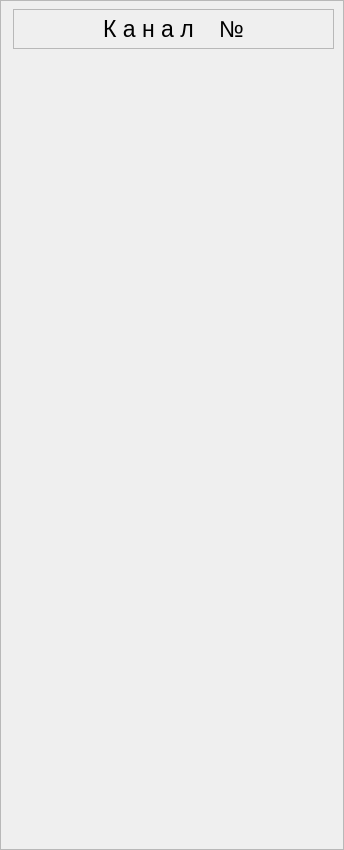
The window that ui/StateChanFrame.ui (nick9bkru/MIRPC_VTO) describes before a commit, drawn with Qt 5.
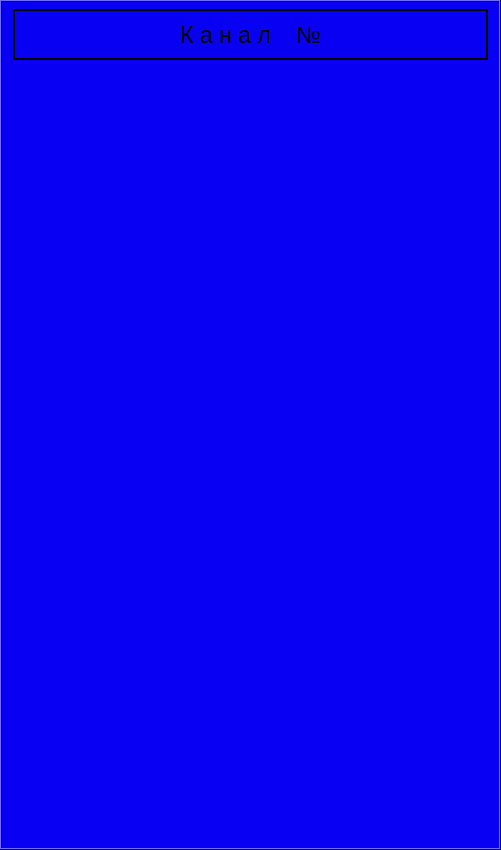
The same window after the commit.

```diff
--- a/ui/StateChanFrame.ui
+++ b/ui/StateChanFrame.ui
@@ -6,10 +6,425 @@
    <rect>
     <x>0</x>
     <y>0</y>
-    <width>344</width>
+    <width>501</width>
     <height>850</height>
    </rect>
   </property>
+  <property name="palette">
+   <palette>
+    <active>
+     <colorrole role="WindowText">
+      <brush brushstyle="SolidPattern">
+       <color alpha="255">
+        <red>0</red>
+        <green>0</green>
+        <blue>0</blue>
+       </color>
+      </brush>
+     </colorrole>
+     <colorrole role="Button">
+      <brush brushstyle="SolidPattern">
+       <color alpha="255">
+        <red>8</red>
+        <green>0</green>
+        <blue>242</blue>
+       </color>
+      </brush>
+     </colorrole>
+     <colorrole role="Light">
+      <brush brushstyle="SolidPattern">
+       <color alpha="255">
+        <red>113</red>
+        <green>108</green>
+        <blue>255</blue>
+       </color>
+      </brush>
+     </colorrole>
+     <colorrole role="Midlight">
+      <brush brushstyle="SolidPattern">
+       <color alpha="255">
+        <red>60</red>
+        <green>54</green>
+        <blue>248</blue>
+       </color>
+      </brush>
+     </colorrole>
+     <colorrole role="Dark">
+      <brush brushstyle="SolidPattern">
+       <color alpha="255">
+        <red>4</red>
+        <green>0</green>
+        <blue>121</blue>
+       </color>
+      </brush>
+     </colorrole>
+     <colorrole role="Mid">
+      <brush brushstyle="SolidPattern">
+       <color alpha="255">
+        <red>5</red>
+        <green>0</green>
+        <blue>161</blue>
+       </color>
+      </brush>
+     </colorrole>
+     <colorrole role="Text">
+      <brush brushstyle="SolidPattern">
+       <color alpha="255">
+        <red>0</red>
+        <green>0</green>
+        <blue>0</blue>
+       </color>
+      </brush>
+     </colorrole>
+     <colorrole role="BrightText">
+      <brush brushstyle="SolidPattern">
+       <color alpha="255">
+        <red>255</red>
+        <green>255</green>
+        <blue>255</blue>
+       </color>
+      </brush>
+     </colorrole>
+     <colorrole role="ButtonText">
+      <brush brushstyle="SolidPattern">
+       <color alpha="255">
+        <red>0</red>
+        <green>0</green>
+        <blue>0</blue>
+       </color>
+      </brush>
+     </colorrole>
+     <colorrole role="Base">
+      <brush brushstyle="SolidPattern">
+       <color alpha="255">
+        <red>255</red>
+        <green>255</green>
+        <blue>255</blue>
+       </color>
+      </brush>
+     </colorrole>
+     <colorrole role="Window">
+      <brush brushstyle="SolidPattern">
+       <color alpha="255">
+        <red>8</red>
+        <green>0</green>
+        <blue>242</blue>
+       </color>
+      </brush>
+     </colorrole>
+     <colorrole role="Shadow">
+      <brush brushstyle="SolidPattern">
+       <color alpha="255">
+        <red>0</red>
+        <green>0</green>
+        <blue>0</blue>
+       </color>
+      </brush>
+     </colorrole>
+     <colorrole role="AlternateBase">
+      <brush brushstyle="SolidPattern">
+       <color alpha="255">
+        <red>131</red>
+        <green>127</green>
+        <blue>248</blue>
+       </color>
+      </brush>
+     </colorrole>
+     <colorrole role="ToolTipBase">
+      <brush brushstyle="SolidPattern">
+       <color alpha="255">
+        <red>255</red>
+        <green>255</green>
+        <blue>220</blue>
+       </color>
+      </brush>
+     </colorrole>
+     <colorrole role="ToolTipText">
+      <brush brushstyle="SolidPattern">
+       <color alpha="255">
+        <red>0</red>
+        <green>0</green>
+        <blue>0</blue>
+       </color>
+      </brush>
+     </colorrole>
+    </active>
+    <inactive>
+     <colorrole role="WindowText">
+      <brush brushstyle="SolidPattern">
+       <color alpha="255">
+        <red>0</red>
+        <green>0</green>
+        <blue>0</blue>
+       </color>
+      </brush>
+     </colorrole>
+     <colorrole role="Button">
+      <brush brushstyle="SolidPattern">
+       <color alpha="255">
+        <red>8</red>
+        <green>0</green>
+        <blue>242</blue>
+       </color>
+      </brush>
+     </colorrole>
+     <colorrole role="Light">
+      <brush brushstyle="SolidPattern">
+       <color alpha="255">
+        <red>113</red>
+        <green>108</green>
+        <blue>255</blue>
+       </color>
+      </brush>
+     </colorrole>
+     <colorrole role="Midlight">
+      <brush brushstyle="SolidPattern">
+       <color alpha="255">
+        <red>60</red>
+        <green>54</green>
+        <blue>248</blue>
+       </color>
+      </brush>
+     </colorrole>
+     <colorrole role="Dark">
+      <brush brushstyle="SolidPattern">
+       <color alpha="255">
+        <red>4</red>
+        <green>0</green>
+        <blue>121</blue>
+       </color>
+      </brush>
+     </colorrole>
+     <colorrole role="Mid">
+      <brush brushstyle="SolidPattern">
+       <color alpha="255">
+        <red>5</red>
+        <green>0</green>
+        <blue>161</blue>
+       </color>
+      </brush>
+     </colorrole>
+     <colorrole role="Text">
+      <brush brushstyle="SolidPattern">
+       <color alpha="255">
+        <red>0</red>
+        <green>0</green>
+        <blue>0</blue>
+       </color>
+      </brush>
+     </colorrole>
+     <colorrole role="BrightText">
+      <brush brushstyle="SolidPattern">
+       <color alpha="255">
+        <red>255</red>
+        <green>255</green>
+        <blue>255</blue>
+       </color>
+      </brush>
+     </colorrole>
+     <colorrole role="ButtonText">
+      <brush brushstyle="SolidPattern">
+       <color alpha="255">
+        <red>0</red>
+        <green>0</green>
+        <blue>0</blue>
+       </color>
+      </brush>
+     </colorrole>
+     <colorrole role="Base">
+      <brush brushstyle="SolidPattern">
+       <color alpha="255">
+        <red>255</red>
+        <green>255</green>
+        <blue>255</blue>
+       </color>
+      </brush>
+     </colorrole>
+     <colorrole role="Window">
+      <brush brushstyle="SolidPattern">
+       <color alpha="255">
+        <red>8</red>
+        <green>0</green>
+        <blue>242</blue>
+       </color>
+      </brush>
+     </colorrole>
+     <colorrole role="Shadow">
+      <brush brushstyle="SolidPattern">
+       <color alpha="255">
+        <red>0</red>
+        <green>0</green>
+        <blue>0</blue>
+       </color>
+      </brush>
+     </colorrole>
+     <colorrole role="AlternateBase">
+      <brush brushstyle="SolidPattern">
+       <color alpha="255">
+        <red>131</red>
+        <green>127</green>
+        <blue>248</blue>
+       </color>
+      </brush>
+     </colorrole>
+     <colorrole role="ToolTipBase">
+      <brush brushstyle="SolidPattern">
+       <color alpha="255">
+        <red>255</red>
+        <green>255</green>
+        <blue>220</blue>
+       </color>
+      </brush>
+     </colorrole>
+     <colorrole role="ToolTipText">
+      <brush brushstyle="SolidPattern">
+       <color alpha="255">
+        <red>0</red>
+        <green>0</green>
+        <blue>0</blue>
+       </color>
+      </brush>
+     </colorrole>
+    </inactive>
+    <disabled>
+     <colorrole role="WindowText">
+      <brush brushstyle="SolidPattern">
+       <color alpha="255">
+        <red>4</red>
+        <green>0</green>
+        <blue>121</blue>
+       </color>
+      </brush>
+     </colorrole>
+     <colorrole role="Button">
+      <brush brushstyle="SolidPattern">
+       <color alpha="255">
+        <red>8</red>
+        <green>0</green>
+        <blue>242</blue>
+       </color>
+      </brush>
+     </colorrole>
+     <colorrole role="Light">
+      <brush brushstyle="SolidPattern">
+       <color alpha="255">
+        <red>113</red>
+        <green>108</green>
+        <blue>255</blue>
+       </color>
+      </brush>
+     </colorrole>
+     <colorrole role="Midlight">
+      <brush brushstyle="SolidPattern">
+       <color alpha="255">
+        <red>60</red>
+        <green>54</green>
+        <blue>248</blue>
+       </color>
+      </brush>
+     </colorrole>
+     <colorrole role="Dark">
+      <brush brushstyle="SolidPattern">
+       <color alpha="255">
+        <red>4</red>
+        <green>0</green>
+        <blue>121</blue>
+       </color>
+      </brush>
+     </colorrole>
+     <colorrole role="Mid">
+      <brush brushstyle="SolidPattern">
+       <color alpha="255">
+        <red>5</red>
+        <green>0</green>
+        <blue>161</blue>
+       </color>
+      </brush>
+     </colorrole>
+     <colorrole role="Text">
+      <brush brushstyle="SolidPattern">
+       <color alpha="255">
+        <red>4</red>
+        <green>0</green>
+        <blue>121</blue>
+       </color>
+      </brush>
+     </colorrole>
+     <colorrole role="BrightText">
+      <brush brushstyle="SolidPattern">
+       <color alpha="255">
+        <red>255</red>
+        <green>255</green>
+        <blue>255</blue>
+       </color>
+      </brush>
+     </colorrole>
+     <colorrole role="ButtonText">
+      <brush brushstyle="SolidPattern">
+       <color alpha="255">
+        <red>4</red>
+        <green>0</green>
+        <blue>121</blue>
+       </color>
+      </brush>
+     </colorrole>
+     <colorrole role="Base">
+      <brush brushstyle="SolidPattern">
+       <color alpha="255">
+        <red>8</red>
+        <green>0</green>
+        <blue>242</blue>
+       </color>
+      </brush>
+     </colorrole>
+     <colorrole role="Window">
+      <brush brushstyle="SolidPattern">
+       <color alpha="255">
+        <red>8</red>
+        <green>0</green>
+        <blue>242</blue>
+       </color>
+      </brush>
+     </colorrole>
+     <colorrole role="Shadow">
+      <brush brushstyle="SolidPattern">
+       <color alpha="255">
+        <red>0</red>
+        <green>0</green>
+        <blue>0</blue>
+       </color>
+      </brush>
+     </colorrole>
+     <colorrole role="AlternateBase">
+      <brush brushstyle="SolidPattern">
+       <color alpha="255">
+        <red>8</red>
+        <green>0</green>
+        <blue>242</blue>
+       </color>
+      </brush>
+     </colorrole>
+     <colorrole role="ToolTipBase">
+      <brush brushstyle="SolidPattern">
+       <color alpha="255">
+        <red>255</red>
+        <green>255</green>
+        <blue>220</blue>
+       </color>
+      </brush>
+     </colorrole>
+     <colorrole role="ToolTipText">
+      <brush brushstyle="SolidPattern">
+       <color alpha="255">
+        <red>0</red>
+        <green>0</green>
+        <blue>0</blue>
+       </color>
+      </brush>
+     </colorrole>
+    </disabled>
+   </palette>
+  </property>
   <property name="font">
    <font>
     <pointsize>15</pointsize>
@@ -19,7 +434,7 @@
    <string>Frame</string>
   </property>
   <property name="frameShape">
-   <enum>QFrame::StyledPanel</enum>
+   <enum>QFrame::Box</enum>
   </property>
   <property name="frameShadow">
    <enum>QFrame::Raised</enum>
@@ -62,8 +477,8 @@
     <rect>
      <x>13</x>
      <y>9</y>
-     <width>321</width>
-     <height>40</height>
+     <width>475</width>
+     <height>51</height>
     </rect>
    </property>
    <property name="font">
@@ -72,7 +487,7 @@
     </font>
    </property>
    <property name="frameShape">
-    <enum>QFrame::StyledPanel</enum>
+    <enum>QFrame::Box</enum>
    </property>
    <property name="lineWidth">
     <number>2</number>
```
Left out of the diff: 6 changed lines with no effect on the pictures.
